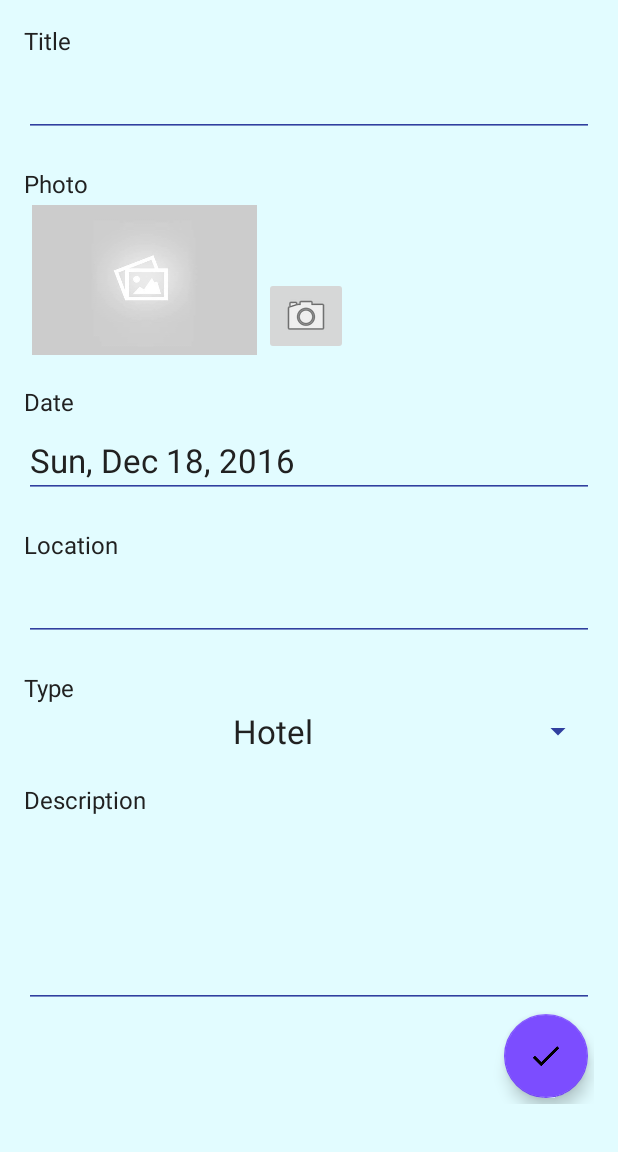
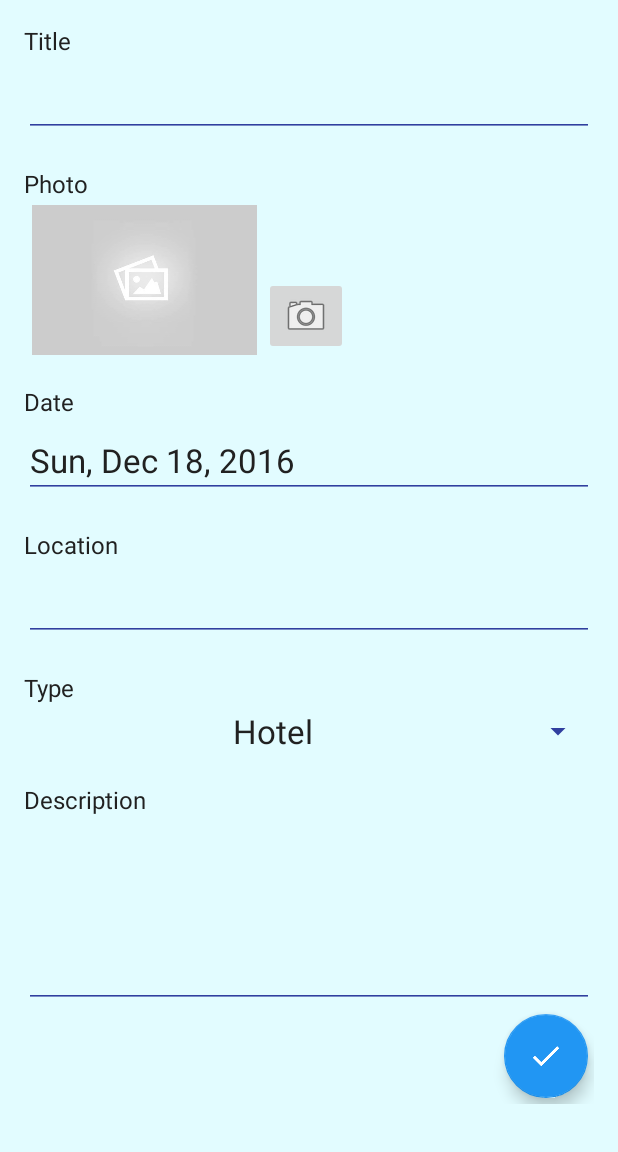
Before and after one commit to davidexterman/KeepTrip, an Android app: the fragment LandmarkDetailsFragment placed in its activity, on a phone screen of 412 x 824 dp, the part 84-1236 px from its top. Run offline under Robolectric (Android 15) with nearby library versions, the phone set to English and light mode, and no system bars; our stand-ins replace Picasso; libraries missing offline, so code that uses them is left out: android.support.v13.

Commit message:
screenshots added

```diff
--- a/app/src/main/java/com/keeptrip/keeptrip/landmark/adapter/LandmarksListRowAdapter.java
+++ b/app/src/main/java/com/keeptrip/keeptrip/landmark/adapter/LandmarksListRowAdapter.java
@@ -137,7 +137,6 @@ public class LandmarksListRowAdapter extends RecyclerView.Adapter<LandmarksListR
                         public void onClick(View view) {
                             mCallbackSetCurLandmark.onOpenLandmarkDetailsForUpdate(landmark);
                             AppCompatActivity hostActivity = (AppCompatActivity) view.getContext();
-                            Toast.makeText(hostActivity.getApplicationContext(),landmark.getTitle() + " Has been chosen", Toast.LENGTH_SHORT).show();
                         }
                     });
                     landmarkCard.setOnLongClickListener(new View.OnLongClickListener() {
--- a/app/src/main/res/layout/fragment_landmark_details.xml
+++ b/app/src/main/res/layout/fragment_landmark_details.xml
@@ -202,7 +202,8 @@
                         android:layout_height="wrap_content"
                         android:layout_gravity="bottom|end"
                         android:layout_margin="4dp"
-                        android:src="@drawable/ic_done_black_24dp" />
+                        android:src="@drawable/ic_done_black_24dp"
+                        style="@style/FloatingActionButtonStyle"/>
 
                 </android.support.design.widget.CoordinatorLayout>
 
--- a/app/src/main/res/layout/fragment_landmarks_list.xml
+++ b/app/src/main/res/layout/fragment_landmarks_list.xml
@@ -24,6 +24,7 @@
         android:layout_height="wrap_content"
         android:layout_gravity="bottom|end"
         android:layout_margin="16dp"
+        style="@style/FloatingActionButtonStyle"
         android:src="@drawable/ic_add_black_24dp"/>
         <!--app:layout_anchor="@id/landmarks_recycler_view"-->
         <!--app:layout_anchorGravity="bottom|end" />-->
--- a/app/src/main/res/layout/fragment_trip_create_details.xml
+++ b/app/src/main/res/layout/fragment_trip_create_details.xml
@@ -93,6 +93,7 @@
                 android:layout_height="wrap_content"
                 android:layout_gravity="bottom|end"
                 android:layout_margin="16dp"
+                style="@style/FloatingActionButtonStyle"
                 android:src="@drawable/ic_done_black_24dp"/>
 
             <android.support.design.widget.FloatingActionButton
@@ -101,6 +102,7 @@
                 android:layout_height="wrap_content"
                 android:layout_gravity="bottom|start"
                 android:layout_margin="16dp"
+                style="@style/FloatingActionButtonStyle"
                 android:src="@drawable/ic_arrow_back_black_24dp"/>
 
         </android.support.design.widget.CoordinatorLayout>
--- a/app/src/main/res/layout/fragment_trip_create_title.xml
+++ b/app/src/main/res/layout/fragment_trip_create_title.xml
@@ -86,8 +86,9 @@
             android:layout_gravity="bottom|end"
             android:layout_margin="16dp"
             android:src="@drawable/ic_arrow_forward_black_24dp"
-            app:backgroundTint="@color/background3"
-            android:tint="@color/icons"/>
+            style="@style/FloatingActionButtonStyle"/>
+            <!--app:backgroundTint="@color/background3"-->
+            <!--android:tint="@color/icons"/>-->
 
 
     </android.support.design.widget.CoordinatorLayout>
--- a/app/src/main/res/layout/fragment_trips_list.xml
+++ b/app/src/main/res/layout/fragment_trips_list.xml
@@ -23,6 +23,7 @@
     android:layout_height="wrap_content"
     android:layout_gravity="bottom|end"
     android:layout_margin="16dp"
-    android:src="@drawable/ic_add_black_24dp"/>
+    android:src="@drawable/ic_add_black_24dp"
+    style="@style/FloatingActionButtonStyle"/>
 
 </android.support.design.widget.CoordinatorLayout>
--- a/app/src/main/res/values/styles.xml
+++ b/app/src/main/res/values/styles.xml
@@ -17,7 +17,10 @@
         <item name="android:textSize">@dimen/detail_text_size_medium</item>
     </style>
 
-    <style name="datePickerTheme" parent="@android:style/Theme.Holo.Dialog.NoActionBar"/>
+    <style name="datePickerTheme" parent="@android:style/Theme.Holo.Light.Dialog.NoActionBar">
+        <item name="android:background">@color/icons</item>
+        <item name="android:textColorPrimary">@color/primary_text</item>
+    </style>
 
     <style name="KeepTripAppTheme" parent="Theme.AppCompat.NoActionBar">
         <!-- Customize your theme here. -->
@@ -33,8 +36,7 @@
         <!--<item name="android:dropDownSpinnerStyle">@style/spinnerDropDownStyle</item>-->
         <item name="android:alertDialogTheme">@style/AlertDialogTheme</item>
         <!--<item name="android:colorAccent">@color/background3</item>-->
-
-
+        <!--<item name="android:backgroundTint">@color/colorAccent</item>-->
     </style>
 
     <style name="SpinnerItemSpinnerItem" parent="@android:style/TextAppearance.Holo.Widget.TextView.SpinnerItem">
@@ -62,6 +64,10 @@
         <item name="android:background">#5fa3d0</item>
     </style>
 
+    <style name="FloatingActionButtonStyle" parent="Widget.Design.FloatingActionButton">
+        <item name="backgroundTint">@color/background3</item>
+        <item name="android:tint">@color/icons</item>
+    </style>
     <!--<style name="titleBackground" parent="@android:style/DialogWindowTitle_Holo">-->
         <!--<item name="android:background">@color/background3</item>-->
     <!--</style>-->
```
